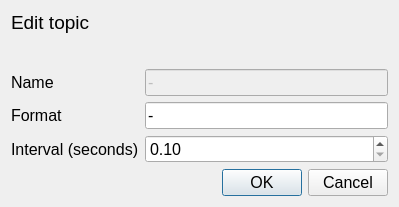
Before: the Qt Designer form gui/edittopicdialog.ui in TheZlodziej/mqtt-simulator, drawn with Qt 5.
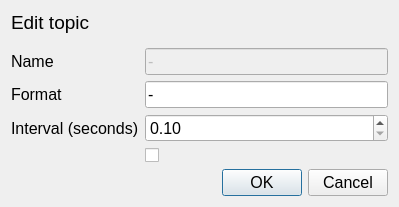
After: the same form once the commit is applied.

Commit message: manual option - ui

Diff of the .ui file:
```diff
--- a/gui/edittopicdialog.ui
+++ b/gui/edittopicdialog.ui
@@ -98,6 +98,19 @@
          </property>
         </widget>
        </item>
+       <item row="3" column="1">
+        <widget class="QCheckBox" name="manual_check_box">
+         <property name="toolTip">
+          <string>If checked, the data will be automatically send every &lt;interval&gt; seconds</string>
+         </property>
+         <property name="text">
+          <string/>
+         </property>
+         <property name="checked">
+          <bool>false</bool>
+         </property>
+        </widget>
+       </item>
       </layout>
      </item>
     </layout>
```
The commit also changes 3 other files.
